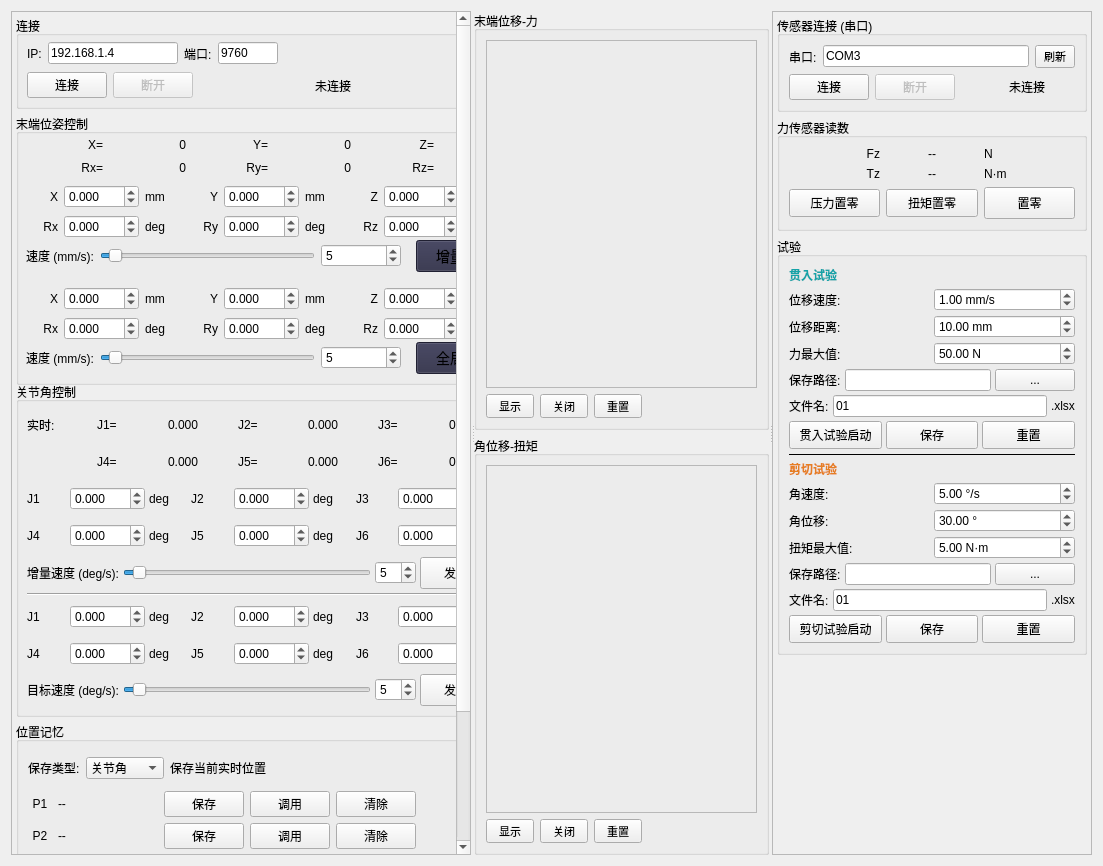
This is main_window_2.ui in 617482966-lzh/robotic_arm_v1 as Qt 5 draws it before an edit. The edited form follows.
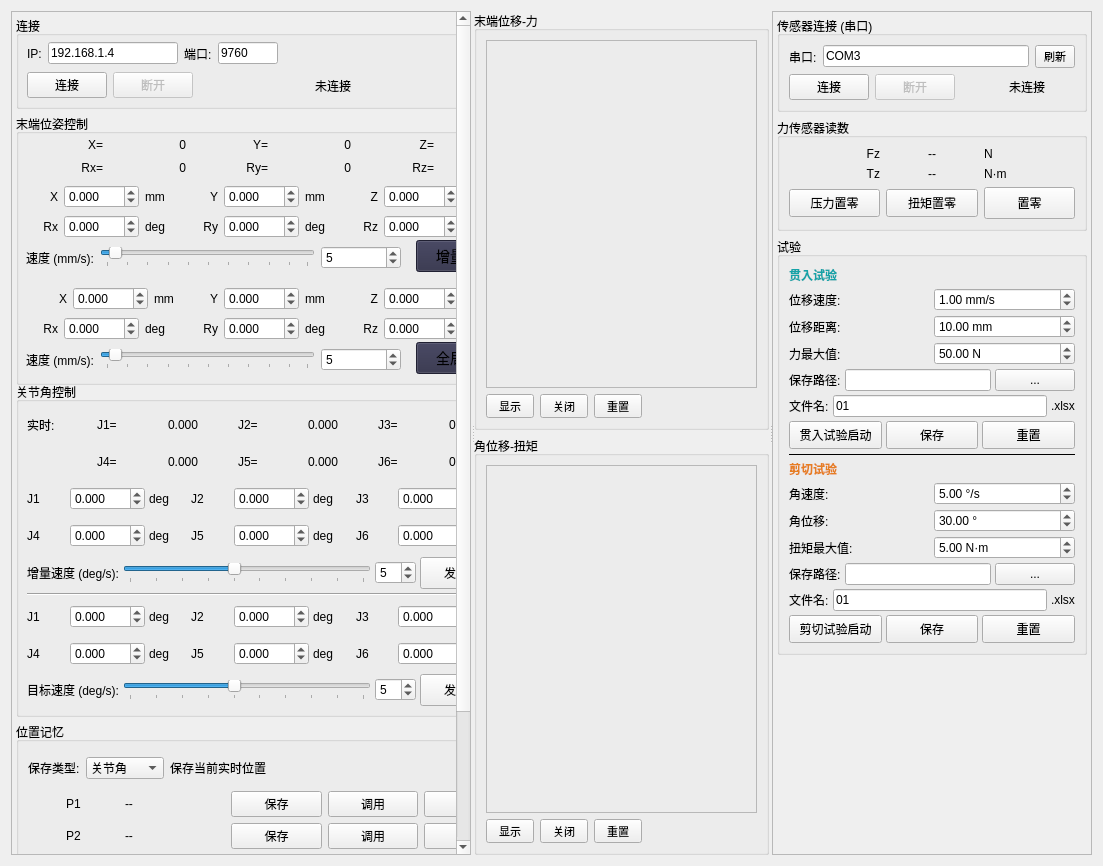
This is the edited form.

Commit message: 小修改界面

```diff
--- a/main_window_2.ui
+++ b/main_window_2.ui
@@ -65,7 +65,7 @@
         <property name="title">
          <string>连接</string>
         </property>
-        <widget class="QWidget" name="">
+        <widget class="QWidget" name="layoutWidget">
          <property name="geometry">
           <rect>
            <x>11</x>
@@ -363,69 +363,6 @@
           </item>
          </layout>
         </widget>
-        <widget class="QWidget" name="layoutWidget_10">
-         <property name="geometry">
-          <rect>
-           <x>10</x>
-           <y>170</y>
-           <width>151</width>
-           <height>30</height>
-          </rect>
-         </property>
-         <layout class="QHBoxLayout" name="poseRow_X_global">
-          <item>
-           <widget class="QLabel" name="poseLabel_X_7">
-            <property name="minimumSize">
-             <size>
-              <width>0</width>
-              <height>0</height>
-             </size>
-            </property>
-            <property name="text">
-             <string>X</string>
-            </property>
-            <property name="alignment">
-             <set>Qt::AlignmentFlag::AlignRight|Qt::AlignmentFlag::AlignTrailing|Qt::AlignmentFlag::AlignVCenter</set>
-            </property>
-           </widget>
-          </item>
-          <item>
-           <widget class="QDoubleSpinBox" name="robotTargetX_global">
-            <property name="minimumSize">
-             <size>
-              <width>70</width>
-              <height>0</height>
-             </size>
-            </property>
-            <property name="decimals">
-             <number>3</number>
-            </property>
-            <property name="minimum">
-             <double>-999.999000000000024</double>
-            </property>
-            <property name="maximum">
-             <double>999.999000000000024</double>
-            </property>
-            <property name="value">
-             <double>0.000000000000000</double>
-            </property>
-           </widget>
-          </item>
-          <item>
-           <widget class="QLabel" name="poseUnit_X_3">
-            <property name="minimumSize">
-             <size>
-              <width>24</width>
-              <height>0</height>
-             </size>
-            </property>
-            <property name="text">
-             <string>mm</string>
-            </property>
-           </widget>
-          </item>
-         </layout>
-        </widget>
         <widget class="QWidget" name="layoutWidget_11">
          <property name="geometry">
           <rect>
@@ -621,7 +558,7 @@
            <x>10</x>
            <y>232</y>
            <width>375</width>
-           <height>24</height>
+           <height>27</height>
           </rect>
          </property>
          <layout class="QHBoxLayout" name="speedRow_global">
@@ -646,12 +583,21 @@
             <property name="maximum">
              <number>100</number>
             </property>
+            <property name="pageStep">
+             <number>5</number>
+            </property>
             <property name="value">
              <number>5</number>
             </property>
             <property name="orientation">
              <enum>Qt::Orientation::Horizontal</enum>
             </property>
+            <property name="tickPosition">
+             <enum>QSlider::TickPosition::TicksBelow</enum>
+            </property>
+            <property name="tickInterval">
+             <number>10</number>
+            </property>
            </widget>
           </item>
           <item>
@@ -1108,7 +1054,7 @@
            <x>10</x>
            <y>130</y>
            <width>375</width>
-           <height>24</height>
+           <height>27</height>
           </rect>
          </property>
          <layout class="QHBoxLayout" name="speedRow_zengliang">
@@ -1133,12 +1079,21 @@
             <property name="maximum">
              <number>100</number>
             </property>
+            <property name="pageStep">
+             <number>5</number>
+            </property>
             <property name="value">
              <number>5</number>
             </property>
             <property name="orientation">
              <enum>Qt::Orientation::Horizontal</enum>
             </property>
+            <property name="tickPosition">
+             <enum>QSlider::TickPosition::TicksBelow</enum>
+            </property>
+            <property name="tickInterval">
+             <number>10</number>
+            </property>
            </widget>
           </item>
           <item>
@@ -1351,6 +1306,69 @@
           </item>
          </layout>
         </widget>
+        <widget class="QWidget" name="">
+         <property name="geometry">
+          <rect>
+           <x>31</x>
+           <y>171</y>
+           <width>131</width>
+           <height>27</height>
+          </rect>
+         </property>
+         <layout class="QHBoxLayout" name="horizontalLayout">
+          <item>
+           <widget class="QLabel" name="poseLabel_X_7">
+            <property name="minimumSize">
+             <size>
+              <width>0</width>
+              <height>0</height>
+             </size>
+            </property>
+            <property name="text">
+             <string>X</string>
+            </property>
+            <property name="alignment">
+             <set>Qt::AlignmentFlag::AlignRight|Qt::AlignmentFlag::AlignTrailing|Qt::AlignmentFlag::AlignVCenter</set>
+            </property>
+           </widget>
+          </item>
+          <item>
+           <widget class="QDoubleSpinBox" name="robotTargetX_global">
+            <property name="minimumSize">
+             <size>
+              <width>70</width>
+              <height>0</height>
+             </size>
+            </property>
+            <property name="decimals">
+             <number>3</number>
+            </property>
+            <property name="minimum">
+             <double>-999.999000000000024</double>
+            </property>
+            <property name="maximum">
+             <double>999.999000000000024</double>
+            </property>
+            <property name="value">
+             <double>0.000000000000000</double>
+            </property>
+           </widget>
+          </item>
+          <item>
+           <widget class="QLabel" name="poseUnit_X_3">
+            <property name="minimumSize">
+             <size>
+              <width>24</width>
+              <height>0</height>
+             </size>
+            </property>
+            <property name="text">
+             <string>mm</string>
+            </property>
+           </widget>
+          </item>
+         </layout>
+        </widget>
        </widget>
        <widget class="QGroupBox" name="robotJointGroup">
         <property name="geometry">
@@ -1743,7 +1761,10 @@
               <number>1</number>
              </property>
              <property name="maximum">
-              <number>100</number>
+              <number>10</number>
+             </property>
+             <property name="pageStep">
+              <number>1</number>
              </property>
              <property name="value">
               <number>5</number>
@@ -1751,6 +1772,12 @@
              <property name="orientation">
               <enum>Qt::Orientation::Horizontal</enum>
              </property>
+             <property name="tickPosition">
+              <enum>QSlider::TickPosition::TicksBelow</enum>
+             </property>
+             <property name="tickInterval">
+              <number>1</number>
+             </property>
             </widget>
            </item>
            <item>
@@ -2006,7 +2033,10 @@
               <number>1</number>
              </property>
              <property name="maximum">
-              <number>100</number>
+              <number>10</number>
+             </property>
+             <property name="pageStep">
+              <number>1</number>
              </property>
              <property name="value">
               <number>5</number>
@@ -2014,6 +2044,12 @@
              <property name="orientation">
               <enum>Qt::Orientation::Horizontal</enum>
              </property>
+             <property name="tickPosition">
+              <enum>QSlider::TickPosition::TicksBelow</enum>
+             </property>
+             <property name="tickInterval">
+              <number>1</number>
+             </property>
             </widget>
            </item>
            <item>
@@ -2180,19 +2216,6 @@
              </property>
             </widget>
            </item>
-           <item>
-            <spacer name="hSpacerMem_1">
-             <property name="orientation">
-              <enum>Qt::Orientation::Horizontal</enum>
-             </property>
-             <property name="sizeHint" stdset="0">
-              <size>
-               <width>0</width>
-               <height>0</height>
-              </size>
-             </property>
-            </spacer>
-           </item>
           </layout>
          </item>
          <item>
@@ -2265,19 +2288,6 @@
              </property>
             </widget>
            </item>
-           <item>
-            <spacer name="hSpacerMem_2">
-             <property name="orientation">
-              <enum>Qt::Orientation::Horizontal</enum>
-             </property>
-             <property name="sizeHint" stdset="0">
-              <size>
-               <width>0</width>
-               <height>0</height>
-              </size>
-             </property>
-            </spacer>
-           </item>
           </layout>
          </item>
          <item>
```
Left out of the diff: 45 changed lines with no effect on the pictures. The commit also changes 3 other files.
